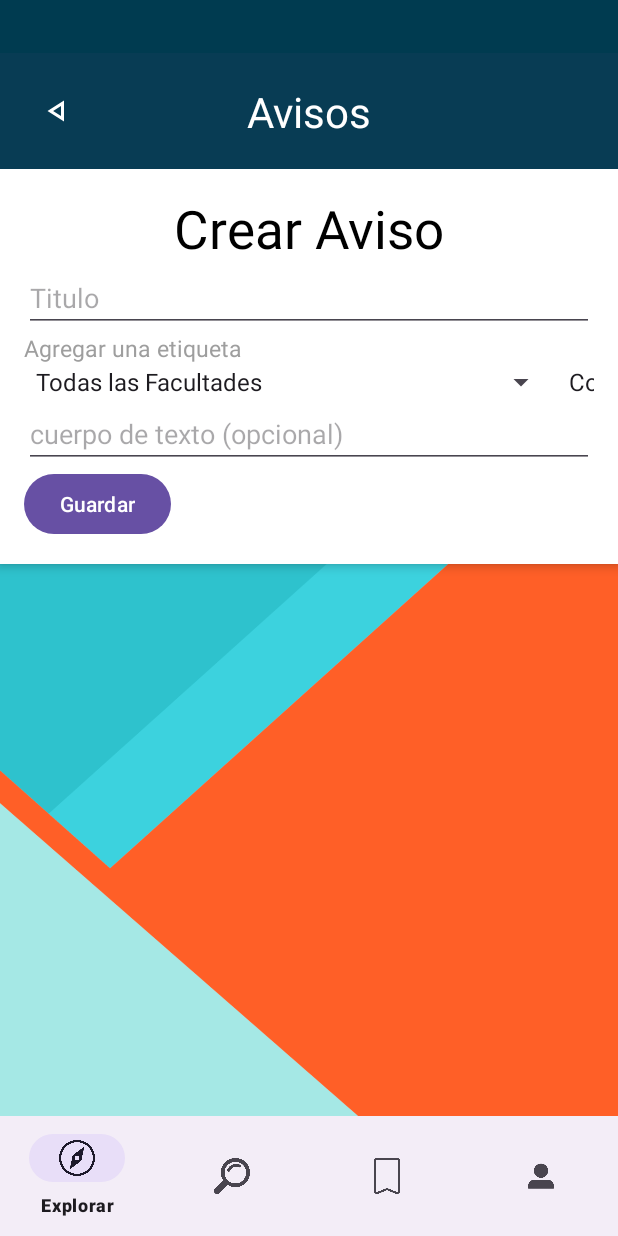
After one commit to martinC3-hub/androidapp, an Android app: the fragment Add placed in its activity, on a phone screen of 412 x 824 dp. The commit adds this screen. Run offline under Robolectric (Android 15) with nearby library versions, the phone set to English and light mode, and no system bars; our stand-ins replace Firebase (no records; nobody signed in at launch, a user with empty details on screens opened directly).

Commit message:
Agregamos ADD

```diff
--- /dev/null
+++ b/app/src/main/java/com/example/login/Add.kt
@@ -0,0 +1,71 @@
+package com.example.login
+
+import android.os.Bundle
+import androidx.fragment.app.Fragment
+import android.view.LayoutInflater
+import android.view.View
+import android.view.ViewGroup
+import android.widget.*
+import com.google.firebase.firestore.FirebaseFirestore
+
+class Add : Fragment() {
+    private lateinit var db: FirebaseFirestore
+
+    override fun onCreateView(
+        inflater: LayoutInflater, container: ViewGroup?,
+        savedInstanceState: Bundle?
+    ): View? {
+        val rootView = inflater.inflate(R.layout.fragment_add, container, false)
+
+        // Inicializar Firestore
+        db = FirebaseFirestore.getInstance()
+
+        // Vincular elementos
+        val titulo = rootView.findViewById<EditText>(R.id.tituloInput)
+        val descripcion = rootView.findViewById<EditText>(R.id.cuerpoInput)
+        val btn = rootView.findViewById<Button>(R.id.btnGuardar)
+        val spinnerfacultad: Spinner = rootView.findViewById(R.id.spinner_flairs)
+        val spinnertipo: Spinner = rootView.findViewById(R.id.spinner_etiqueta)
+
+        // Adapter para spinner de facultades
+        val adapterFacultad = ArrayAdapter.createFromResource(
+            requireContext(),
+            R.array.facultades_uaq,
+            android.R.layout.simple_spinner_item
+        )
+        adapterFacultad.setDropDownViewResource(android.R.layout.simple_spinner_dropdown_item)
+        spinnerfacultad.adapter = adapterFacultad
+
+        // Adapter para spinner de tipos
+        val adapterTipo = ArrayAdapter.createFromResource(
+            requireContext(),
+            R.array.tipos_aviso,
+            android.R.layout.simple_spinner_item
+        )
+        adapterTipo.setDropDownViewResource(android.R.layout.simple_spinner_dropdown_item)
+        spinnertipo.adapter = adapterTipo
+
+        // Guardar en Firestore
+        btn.setOnClickListener {
+            val texto = titulo.text.toString()
+            val desc = descripcion.text.toString()
+            val selectedFaculty = spinnerfacultad.selectedItem?.toString() ?: "Todas las Facultades"
+            val selectedTipo = spinnertipo.selectedItem?.toString() ?: "Sin tipo"
+
+            if (texto.isNotEmpty() && desc.isNotEmpty()) {
+                val aviso = hashMapOf(
+                    "titulo" to texto,
+                    "descripcion" to desc,
+                    "facultad" to selectedFaculty,
+                    "tipo" to selectedTipo
+                )
+
+                db.collection("avisos").add(aviso)
+                titulo.text.clear()
+                descripcion.text.clear()
+            }
+        }
+
+        return rootView
+    }
+}
--- a/app/src/main/java/com/example/login/Avisos.kt
+++ b/app/src/main/java/com/example/login/Avisos.kt
@@ -13,6 +13,8 @@
 class Avisos : Fragment() {
     private lateinit var db: FirebaseFirestore
     private lateinit var adapter: ArrayAdapter<String>
+    private lateinit var buttonAdd: ImageButton
+
 
     override fun onCreateView(
         inflater: LayoutInflater, container: ViewGroup?,
@@ -20,19 +22,26 @@
     ): View? {
         val rootView = inflater.inflate(R.layout.fragment_avisos, container, false)
 
-        // Botón para abrir PDF
-        val button = rootView.findViewById<Button>(R.id.descarga)
-        button.setOnClickListener {
-            val intent = Intent(Intent.ACTION_VIEW, Uri.parse("https://sence.gob.cl/sites/default/files/elabor1.pdf"))
-            startActivity(intent)
-        }
-
         // Botón de retroceso que abre Facebook (?)
         val buttonback = rootView.findViewById<ImageButton>(R.id.back)
         buttonback.setOnClickListener {
             val intent = Intent(Intent.ACTION_VIEW, Uri.parse("https://facebook.com"))
             startActivity(intent)
         }
+        // Inicializar el botón en el top bar
+
+        // Inicializar el botón en el top bar
+        buttonAdd = rootView.findViewById(R.id.add)  // El ID de tu ImageButton en el top bar
+
+        // Configurar el listener para el botón de agregar
+        buttonAdd.setOnClickListener {
+            // Al hacer clic en el botón, reemplaza el fragmento actual por "Add"
+            val fragmentTransaction = requireActivity().supportFragmentManager.beginTransaction()
+            fragmentTransaction.replace(R.id.container, Add())  // Cambia "R.id.container" por el ID del contenedor de fragmentos
+            fragmentTransaction.addToBackStack(null)  // Esto permite regresar al fragmento anterior
+            fragmentTransaction.commit()
+        }
+
 
         // Inicializar Firestore
         db = FirebaseFirestore.getInstance()
--- /dev/null
+++ b/app/src/main/res/drawable/add.xml
@@ -0,0 +1,5 @@
+<vector xmlns:android="http://schemas.android.com/apk/res/android" android:height="24dp" android:tint="#FFFFFF" android:viewportHeight="24" android:viewportWidth="24" android:width="24dp">
+
+    <path android:fillColor="@android:color/white" android:pathData="M19,13h-6v6h-2v-6H5v-2h6V5h2v6h6v2z"/>
+
+</vector>
--- /dev/null
+++ b/app/src/main/res/layout/fragment_add.xml
@@ -0,0 +1,126 @@
+<?xml version="1.0" encoding="utf-8"?>
+<androidx.constraintlayout.widget.ConstraintLayout xmlns:android="http://schemas.android.com/apk/res/android"
+    xmlns:app="http://schemas.android.com/apk/res-auto"
+    xmlns:tools="http://schemas.android.com/tools"
+    android:layout_width="match_parent"
+    android:layout_height="match_parent"
+    >
+
+    <!-- Top Panel -->
+    <androidx.constraintlayout.widget.ConstraintLayout
+        android:id="@+id/topPanel"
+        android:layout_width="match_parent"
+        android:layout_height="wrap_content"
+        android:background="@color/blue"
+        android:padding="16dp"
+        app:layout_constraintTop_toTopOf="parent">
+
+        <ImageButton
+            android:id="@+id/back"
+            android:layout_width="45dp"
+            android:layout_height="45dp"
+            android:src="@drawable/arrow_back"
+            android:background="@android:color/transparent"
+            app:layout_constraintStart_toStartOf="parent"
+            app:layout_constraintTop_toTopOf="parent"
+            app:layout_constraintBottom_toBottomOf="parent"/>
+
+        <TextView
+            android:layout_width="wrap_content"
+            android:layout_height="wrap_content"
+            android:text="Avisos"
+            android:textColor="@color/white"
+            android:textSize="28sp"
+            app:layout_constraintTop_toTopOf="parent"
+            app:layout_constraintBottom_toBottomOf="@id/back"
+            app:layout_constraintStart_toStartOf="parent"
+            app:layout_constraintEnd_toEndOf="parent"/>
+
+    </androidx.constraintlayout.widget.ConstraintLayout>
+
+    <!-- Scrollable Content -->
+    <ScrollView
+        android:layout_width="match_parent"
+        android:layout_height="0dp"
+        android:fillViewport="true"
+        app:layout_constraintTop_toBottomOf="@id/topPanel"
+        app:layout_constraintBottom_toBottomOf="parent">
+
+        <LinearLayout
+            android:layout_width="match_parent"
+            android:layout_height="wrap_content"
+            android:orientation="vertical">
+
+            <!-- CV Card -->
+            <androidx.constraintlayout.widget.ConstraintLayout
+                android:layout_width="match_parent"
+                android:layout_height="wrap_content"
+                android:orientation="vertical"
+                android:background="@color/white"
+                android:elevation="4dp"
+                android:padding="16dp">
+
+                <TextView
+                    android:id="@+id/text"
+                    android:layout_width="wrap_content"
+                    android:layout_height="wrap_content"
+                    android:text="Crear Aviso"
+                    android:textSize="35dp"
+                    android:textColor="@color/black"
+                    app:layout_constraintStart_toStartOf="parent"
+                    app:layout_constraintEnd_toEndOf="parent"
+                    app:layout_constraintTop_toTopOf="parent"/>
+
+                <EditText
+                    android:id="@+id/tituloInput"
+                    android:hint="Titulo"
+                    android:layout_width="match_parent"
+                    android:layout_height="wrap_content"
+                    app:layout_constraintTop_toBottomOf="@id/text"
+                    app:layout_constraintStart_toStartOf="parent"
+                    app:layout_constraintEnd_toEndOf="parent"
+                    />
+                <TextView
+                    android:id="@+id/flairs"
+                    android:layout_width="wrap_content"
+                    android:layout_height="wrap_content"
+                    android:text="Agregar una etiqueta"
+                    android:textSize="15dp"
+                    android:textColor="@color/gray"
+                    app:layout_constraintTop_toBottomOf="@id/tituloInput"
+                    app:layout_constraintStart_toStartOf="@id/tituloInput"/>
+                <Spinner
+                    app:layout_constraintTop_toBottomOf="@id/flairs"
+                    app:layout_constraintStart_toStartOf="@id/flairs"
+                    android:id="@+id/spinner_flairs"
+                    android:layout_width="wrap_content"
+                    android:layout_height="wrap_content"
+                    android:spinnerMode="dropdown"/>
+                <Spinner
+                    app:layout_constraintTop_toBottomOf="@id/flairs"
+                    app:layout_constraintStart_toEndOf="@id/spinner_flairs"
+                    android:id="@+id/spinner_etiqueta"
+                    android:layout_width="wrap_content"
+                    android:layout_height="wrap_content"
+                    android:spinnerMode="dropdown"/>
+                <EditText
+                    android:id="@+id/cuerpoInput"
+                    android:hint="cuerpo de texto (opcional)"
+                    android:layout_width="match_parent"
+                    android:layout_height="wrap_content"
+                    app:layout_constraintTop_toBottomOf="@id/spinner_flairs"
+                    app:layout_constraintStart_toStartOf="@id/tituloInput"
+                    />
+
+                <Button
+                    android:id="@+id/btnGuardar"
+                    android:text="Guardar"
+                    android:layout_width="wrap_content"
+                    android:layout_height="wrap_content"
+                    app:layout_constraintTop_toBottomOf="@id/cuerpoInput"
+                    app:layout_constraintStart_toStartOf="@id/tituloInput"/>
+
+            </androidx.constraintlayout.widget.ConstraintLayout>
+        </LinearLayout>
+    </ScrollView>
+</androidx.constraintlayout.widget.ConstraintLayout>
--- a/app/src/main/res/layout/fragment_avisos.xml
+++ b/app/src/main/res/layout/fragment_avisos.xml
@@ -33,8 +33,18 @@
             android:textSize="28sp"
             app:layout_constraintTop_toTopOf="parent"
             app:layout_constraintBottom_toBottomOf="@id/back"
-            app:layout_constraintStart_toEndOf="@id/back"
+            app:layout_constraintStart_toStartOf="parent"
             app:layout_constraintEnd_toEndOf="parent"/>
+
+        <ImageButton
+            android:id="@+id/add"
+            android:layout_width="45dp"
+            android:layout_height="45dp"
+            android:src="@drawable/add"
+            android:background="@android:color/transparent"
+            app:layout_constraintEnd_toEndOf="parent"
+            app:layout_constraintTop_toTopOf="parent"
+            app:layout_constraintBottom_toBottomOf="parent"/>
     </androidx.constraintlayout.widget.ConstraintLayout>
 
     <!-- Scrollable Content -->
--- a/app/src/main/res/navigation/build.xml
+++ /dev/null
@@ -1,24 +0,0 @@
-<?xml version="1.0" encoding="utf-8"?>
-<navigation xmlns:android="http://schemas.android.com/apk/res/android"
-    xmlns:app="http://schemas.android.com/apk/res-auto"
-    xmlns:tools="http://schemas.android.com/tools"
-    android:id="@+id/build"
-    app:startDestination="@id/main">
-
-    <fragment
-        android:id="@+id/firstFragment"
-        android:name="com.example.login.FirstFragment"
-        android:label="fragment_first"
-        tools:layout="@layout/fragment_first" />
-    <fragment
-        android:id="@+id/secondFragment"
-        android:name="com.example.login.SecondFragment"
-        android:label="fragment_second"
-        tools:layout="@layout/fragment_second" />
-    <fragment
-        android:id="@+id/thirdFragment"
-        android:name="com.example.login.ThirdFragment"
-        android:label="fragment_third"
-        tools:layout="@layout/fragment_third" />
-
-</navigation>
--- a/app/src/main/res/values/strings.xml
+++ b/app/src/main/res/values/strings.xml
@@ -3,5 +3,44 @@
     <string name="dummy_button">Dummy Button</string>
     <string name="dummy_content">DUMMY\nCONTENT</string>
     <!-- TODO: Remove or change this placeholder text -->
-    <string name="hello_blank_fragment">Hello blank fragment</string>
+    <string-array name="facultades_uaq">
+        <item>Todas las Facultades</item>
+        <item>Facultad de Bellas Artes</item>
+        <item>Facultad de Ciencias Naturales</item>
+        <item>Facultad de Ciencias Políticas y Sociales</item>
+        <item>Facultad de Contaduría y Administración</item>
+        <item>Facultad de Derecho</item>
+        <item>Facultad de Enfermería</item>
+        <item>Facultad de Filosofía</item>
+        <item>Facultad de Informática</item>
+        <item>Facultad de Ingeniería</item>
+        <item>Facultad de Lenguas y Letras</item>
+        <item>Facultad de Medicina</item>
+        <item>Facultad de Psicología</item>
+        <item>Facultad de Química</item>
+        <item>Campus Amazcala</item>
+        <item>Campus Aeropuerto</item>
+        <item>Campus Amealco</item>
+        <item>Campus Corregidora</item>
+        <item>Campus Concá</item>
+        <item>Campus Cadereyta</item>
+        <item>Campus Centro Histórico</item>
+        <item>Centro Universitario</item>
+        <item>Campus Juriquilla</item>
+        <item>Campus Jalpan</item>
+        <item>Campus La Capilla</item>
+        <item>Campus San Juan del Río</item>
+        <item>Campus Tequisquiapan</item>
+        <item>Campus Pinal de Amoles</item>
+    </string-array>
+
+    <string-array name="tipos_aviso">
+        <item>Compra</item>
+        <item>Venta</item>
+        <item>Aviso</item>
+        <item>Tramite</item>
+        <item>Evento</item>
+
+
+    </string-array>
 </resources>
```
